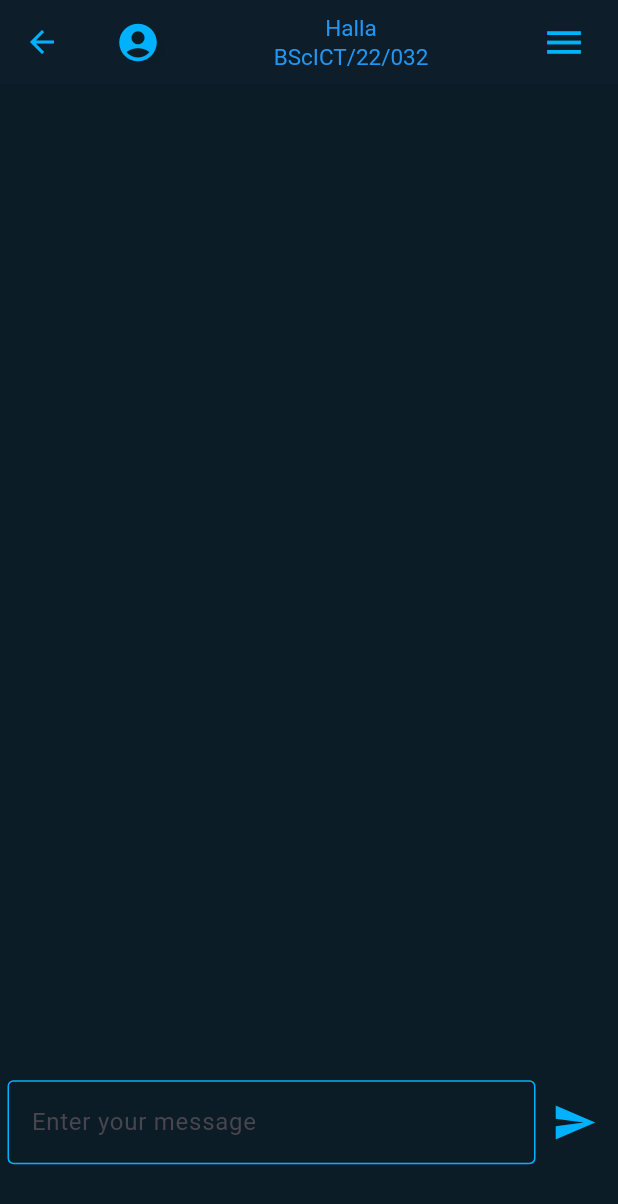
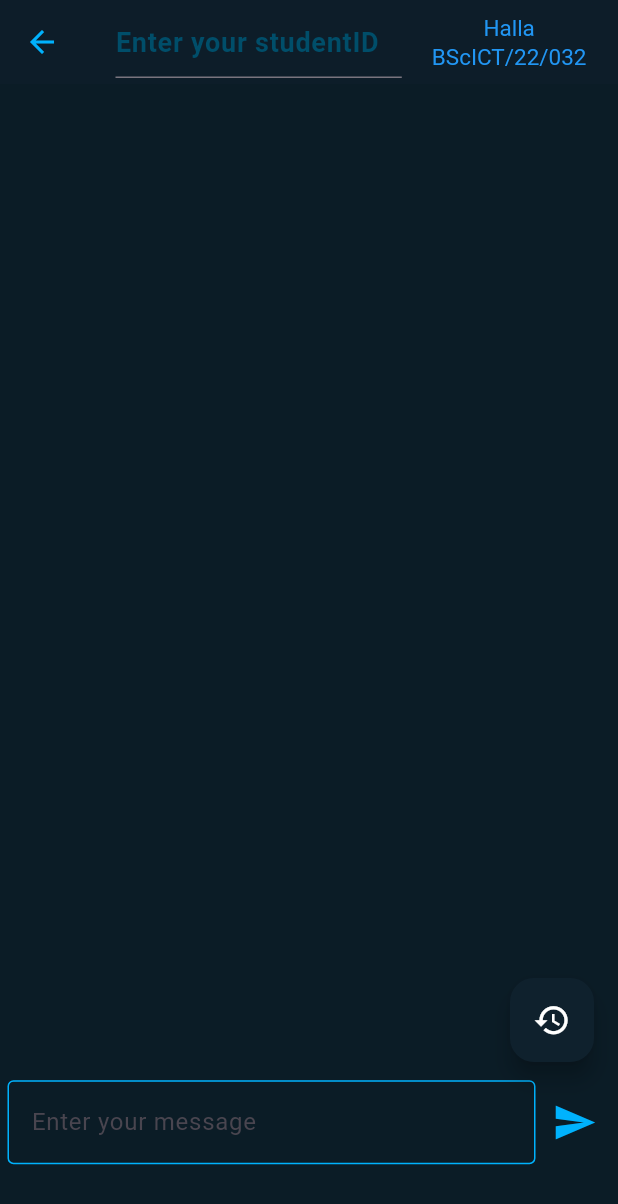
Before and after one commit to Phidohphidz/SemisterProject, a Flutter app: the Chat screen opened directly, on a phone screen of 412 x 824 dp. Shown: the top 1204 px of the screen. Run offline on Flutter 3.47's test engine with Material 3 defaults, Android fonts, the phone set to English and light mode, and no system bars; our stand-ins replace camera, font_awesome_flutter, google_fonts; missing offline and left inert: postgres; network calls fail.

Commit message:
add history button

```diff
--- a/lib/textChat.dart
+++ b/lib/textChat.dart
@@ -6,8 +6,11 @@ import 'msgs.dart';
 import 'SendReceive.dart';
 import 'databases/MsgsClient.dart';
 
-void main()=>runApp(MaterialApp(
-  home: Chat(appID: "Halla",studentID: "BScICT/22/032",),
+void main() => runApp(MaterialApp(
+      home: Chat(
+        appID: "Halla",
+        studentID: "BScICT/22/032",
+      ),
     ));
 
 class Chat extends StatefulWidget {
@@ -27,7 +30,7 @@ class _ChatState extends State<Chat> {
 
   late SendReceive send1;
   late Msgs msgs2;
-  Msgs sends=Msgs();
+  Msgs sends = Msgs();
 
   @override
   void initState() {
@@ -35,9 +38,9 @@ class _ChatState extends State<Chat> {
 
     inter(sends);
     sends.onMessageReceived = (message) {
-      List<dynamic> allMsgs=jsonDecode(message);
+      List<dynamic> allMsgs = jsonDecode(message);
       print(allMsgs.toString());
-      for(var msg in allMsgs){
+      for (var msg in allMsgs) {
         Update(msg["msg"], msg["type"]);
       }
     };
@@ -48,10 +51,10 @@ class _ChatState extends State<Chat> {
     };
   }
 
-  Future<void> inter(Msgs sends)async{
+  Future<void> inter(Msgs sends) async {
     await sends.connect();
-    List<String> opts=["bscict_22_032_bscict_22_042"];
-    String get=jsonEncode(opts);
+    List<String> opts = ["bscict_22_032_bscict_22_042"];
+    String get = jsonEncode(opts);
     sends.send(get);
   }
 
@@ -61,7 +64,9 @@ class _ChatState extends State<Chat> {
         Container(
           width: double.infinity,
           child: Column(
-            crossAxisAlignment: type == "recieve" ? CrossAxisAlignment.start : CrossAxisAlignment.end,
+            crossAxisAlignment: type == "recieve"
+                ? CrossAxisAlignment.start
+                : CrossAxisAlignment.end,
             children: [
               Container(
                 constraints: BoxConstraints(maxWidth: 250),
@@ -103,9 +108,9 @@ class _ChatState extends State<Chat> {
     });
   }
 
-  void insertMSGs(String room,String msg, String type){
-    List<String> message=["insert",room,msg,type];
-    String msg2=jsonEncode(message);
+  void insertMSGs(String room, String msg, String type) {
+    List<String> message = ["insert", room, msg, type];
+    String msg2 = jsonEncode(message);
     sends.send(msg2);
   }
 
@@ -119,7 +124,6 @@ class _ChatState extends State<Chat> {
       appBar: AppBar(
         backgroundColor: const Color(0xff0b1c26),
         elevation: 0.5,
-
         leading: IconButton(
           icon: Icon(
             Icons.arrow_back,
@@ -134,21 +138,27 @@ class _ChatState extends State<Chat> {
           child: Row(
             mainAxisAlignment: MainAxisAlignment.spaceBetween,
             children: [
-              Icon(
-                Icons.account_circle,
-                color: const Color(0xff00b2fd),
-                size: 30,
-                shadows: [
-                  Shadow(
-                    color: const Color(0xff0b1c26).withOpacity(0.5),
-                    blurRadius: 10,
-                    offset: const Offset(5, 5),
+              Expanded(
+                child: TextField(
+                  decoration: InputDecoration(
+                    hintText: "Enter your studentID",
+                    hintStyle: GoogleFonts.roboto(
+                      color: Color(0xff004e6a),
+                      fontSize: 18,
+                      fontWeight: FontWeight.bold,
                     ),
-                ],
+                    counterText: "",
                   ),
-              Column(
-                children: [
-
+                  style: GoogleFonts.roboto(
+                    color: Color(0xff00b2fd),
+                    fontSize: 15,
+                    fontWeight: FontWeight.bold,
+                  ),
+                  maxLength: 13,
+                ),
+              ),
+              SizedBox(width: 20),
+              Column(children: [
                 Text(
                   widget.appID,
                   style: GoogleFonts.roboto(
@@ -168,19 +178,6 @@ class _ChatState extends State<Chat> {
                   ),
                 ),
               ]),
-
-              Icon(
-                Icons.menu,
-                color: const Color(0xff00b2fd),
-                size: 30,
-                shadows: [
-                  Shadow(
-                    color: const Color(0xff0b1c26).withOpacity(0.5),
-                    blurRadius: 10,
-                    offset: const Offset(5, 5),
-                  ),
-                ],
-              ),
             ],
           ),
         ),
@@ -198,9 +195,9 @@ class _ChatState extends State<Chat> {
                   child: Column(
                       crossAxisAlignment: CrossAxisAlignment.start,
                       children: [
+                        SizedBox(height: 10),
                         ...WidgetList2,
-                    ]
-                  ),
+                      ]),
                 ),
               ),
             ),
@@ -219,7 +216,8 @@ class _ChatState extends State<Chat> {
                       decoration: InputDecoration(
                         labelText: "Enter your message",
                         focusedBorder: OutlineInputBorder(
-                          borderSide: BorderSide(color: Colors.indigo, width: 2.0),
+                          borderSide:
+                              BorderSide(color: Colors.indigo, width: 2.0),
                         ),
                         enabledBorder: OutlineInputBorder(
                           borderSide: BorderSide(
@@ -258,6 +256,18 @@ class _ChatState extends State<Chat> {
           ],
         ),
       ),
+      floatingActionButton: Padding(
+        padding: EdgeInsets.only(bottom: 100),
+      child: FloatingActionButton(
+          onPressed: (){
+
+          },
+        child: Icon(Icons.history,size: 25,),
+        backgroundColor: Color(0xff0f212d),
+        foregroundColor: Colors.white,
+      ),
+      ),
+      floatingActionButtonLocation: FloatingActionButtonLocation.endFloat,
     );
   }
 }
```
Lines whose indentation alone changed are shown as unchanged.
